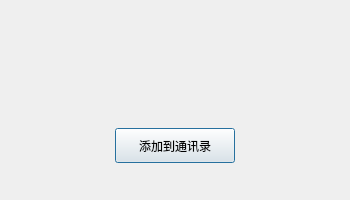
Old version of the form hyhchat/findsuccessdlg.ui in the repository huangyuhan64/wechat.
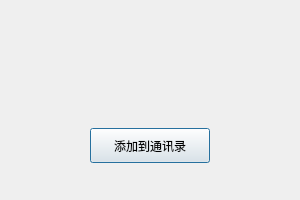
New version of the form. Custom widgets are drawn as their Qt base class.

Patch:
```diff
--- a/hyhchat/findsuccessdlg.ui
+++ b/hyhchat/findsuccessdlg.ui
@@ -6,19 +6,19 @@
    <rect>
     <x>0</x>
     <y>0</y>
-    <width>350</width>
+    <width>300</width>
     <height>200</height>
    </rect>
   </property>
   <property name="minimumSize">
    <size>
-    <width>350</width>
+    <width>300</width>
     <height>200</height>
    </size>
   </property>
   <property name="maximumSize">
    <size>
-    <width>350</width>
+    <width>300</width>
     <height>200</height>
    </size>
   </property>
```
